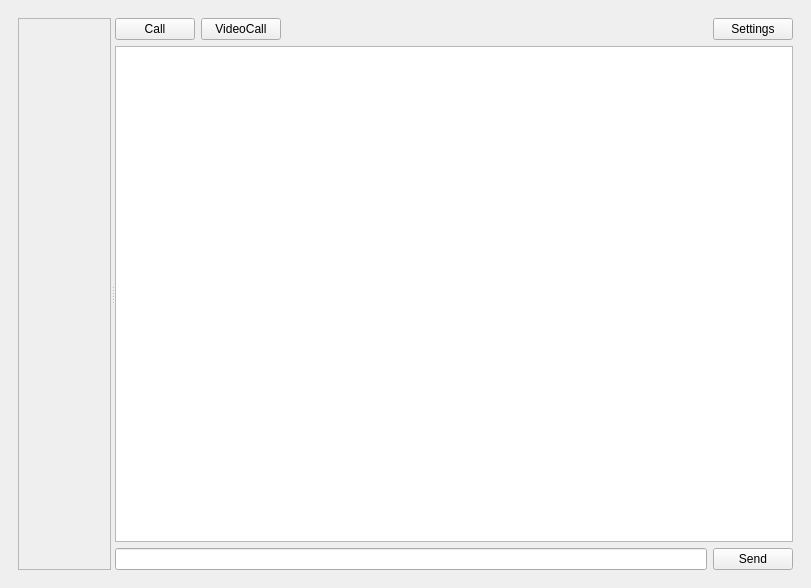
lucky-rydar/miMessage, file miMessageClient/mainwindow.ui: the form before one commit.
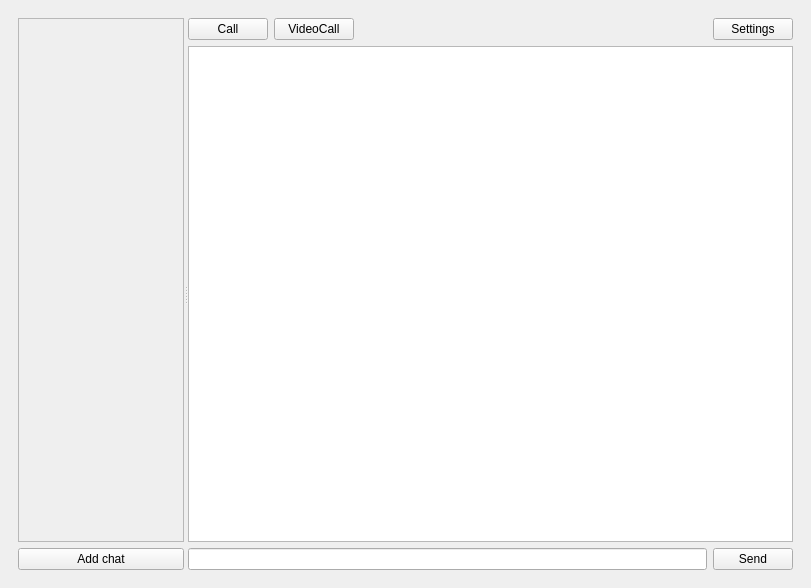
The form after the commit.

Commit message: Added *Add chat* button

The edit to the form file:
```diff
--- a/miMessageClient/mainwindow.ui
+++ b/miMessageClient/mainwindow.ui
@@ -297,12 +297,15 @@
        </layout>
       </widget>
       <widget class="QWidget" name="ChatsMenu">
-       <layout class="QVBoxLayout" name="verticalLayout_9">
-        <item>
+       <layout class="QGridLayout" name="gridLayout">
+        <item row="0" column="0">
          <widget class="QSplitter" name="splitter">
           <property name="orientation">
            <enum>Qt::Horizontal</enum>
           </property>
+          <widget class="QWidget" name="">
+           <layout class="QVBoxLayout" name="verticalLayout_9">
+            <item>
           <widget class="QScrollArea" name="scrollArea">
            <property name="widgetResizable">
             <bool>true</bool>
@@ -312,8 +315,8 @@
              <rect>
               <x>0</x>
               <y>0</y>
-              <width>255</width>
-              <height>550</height>
+                 <width>159</width>
+                 <height>519</height>
              </rect>
             </property>
             <layout class="QVBoxLayout" name="verticalLayout_7">
@@ -336,7 +339,17 @@
             </layout>
            </widget>
           </widget>
-          <widget class="QWidget" name="">
+            </item>
+            <item>
+             <widget class="QPushButton" name="AddChat">
+              <property name="text">
+               <string>Add chat</string>
+              </property>
+             </widget>
+            </item>
+           </layout>
+          </widget>
+          <widget class="QWidget" name="layoutWidget">
            <layout class="QVBoxLayout" name="verticalLayout_6">
             <item>
              <layout class="QHBoxLayout" name="horizontalLayout_13">
```
Left out of the diff: 2 changed lines with no effect on the pictures. Lines whose indentation alone changed are shown as unchanged.
